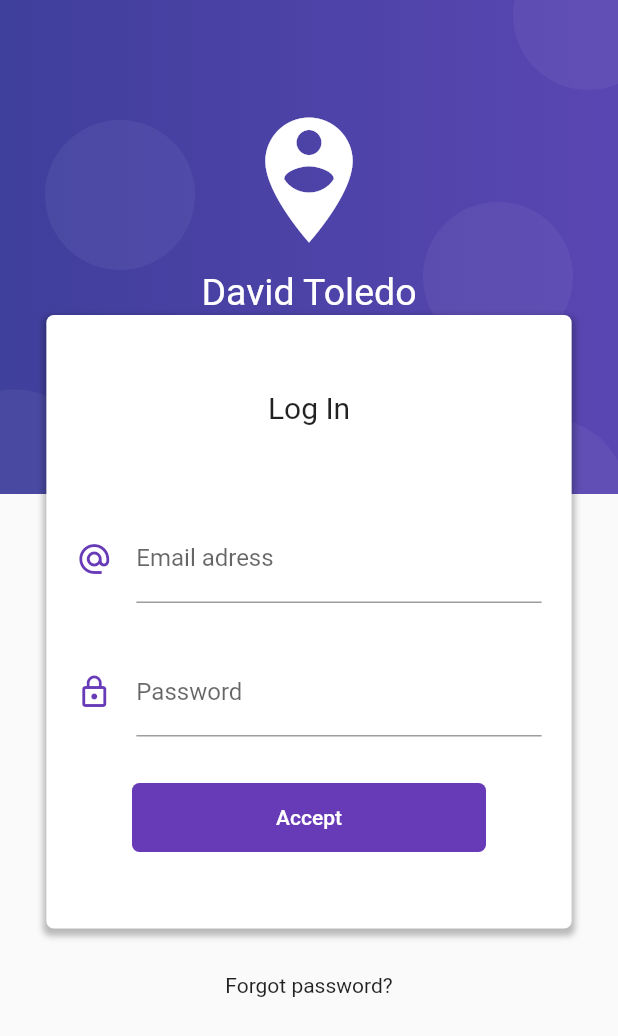
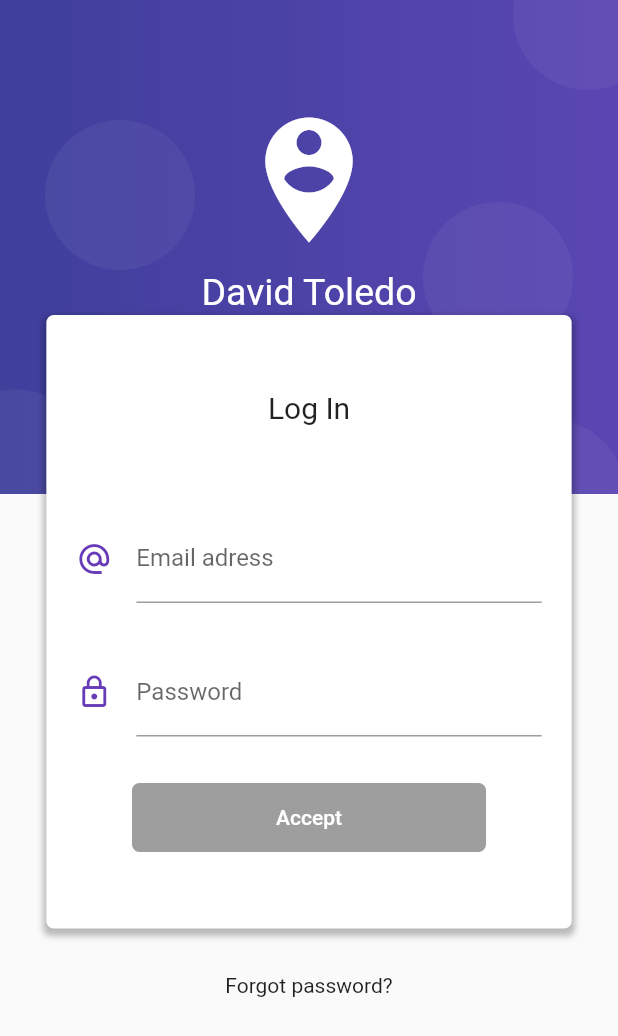
Before and after one commit to toledodavid/flutter-formvalidation, a Flutter app: the screen it shows after launch, on a phone screen of 412 x 824 dp. Shown: the top 1036 px of the screen. Run offline on Flutter 3.47's test engine with Material 2 defaults, Android fonts, the phone set to English and light mode, and no system bars; our stand-ins replace rxdart.

Commit message:
Install rxdart dependency
This install rxdart dependency and create a function to validate
email and password together to enable or disable the button in
loginPage.

```diff
--- a/lib/src/bloc/login_bloc.dart
+++ b/lib/src/bloc/login_bloc.dart
@@ -1,14 +1,18 @@
 import 'dart:async';
+import 'package:rxdart/rxdart.dart';
 import 'package:formvalidation/src/bloc/validators.dart';
 
 class LoginBloc with Validators {
 
-  final _emailController = StreamController<String>.broadcast();
-  final _passwordController = StreamController<String>.broadcast();
+  final _emailController = BehaviorSubject<String>();
+  final _passwordController = BehaviorSubject<String>();
 
 
   Stream<String> get emailStream => _emailController.stream.transform(validateEmail);
   Stream<String> get passwordStream => _passwordController.stream.transform(validatePassword);
+
+
+  Stream<bool> get formValidStream => Rx.combineLatest2(emailStream, passwordStream, (e, p) => true);
 
 
   Function(String) get changeEmail => _emailController.sink.add;
--- a/lib/src/pages/login_page.dart
+++ b/lib/src/pages/login_page.dart
@@ -52,7 +52,7 @@ class LoginPage extends StatelessWidget {
                 SizedBox(height: 30.0),
                 _createPasswordInput(bloc),
                 SizedBox(height: 30.0),
-                _createButton()
+                _createButton(bloc)
               ],
             ),
           ),
@@ -116,7 +116,12 @@ class LoginPage extends StatelessWidget {
 
   }
 
-  Widget _createButton() {
+  Widget _createButton(LoginBloc bloc) {
+
+    return StreamBuilder(
+      stream: bloc.formValidStream,
+      builder: (BuildContext context, AsyncSnapshot snapshot) {
+
         return RaisedButton(
           child: Container(
             padding: EdgeInsets.symmetric(horizontal: 80.0, vertical: 15.0),
@@ -128,8 +133,12 @@ class LoginPage extends StatelessWidget {
           elevation: 0.0,
           color: Colors.deepPurple,
           textColor: Colors.white,
-      onPressed: () {}
+          onPressed: !snapshot.hasData ? null : () {}
         );
+
+      }
+    );
+
   }
 
 
--- a/pubspec.yaml
+++ b/pubspec.yaml
@@ -28,6 +28,7 @@ dependencies:
   # The following adds the Cupertino Icons font to your application.
   # Use with the CupertinoIcons class for iOS style icons.
   cupertino_icons: ^1.0.0
+  rxdart: ^0.24.1
 
 dev_dependencies:
   flutter_test:
```
Also changed, not shown: pubspec.lock. Lines whose indentation alone changed are shown as unchanged.
